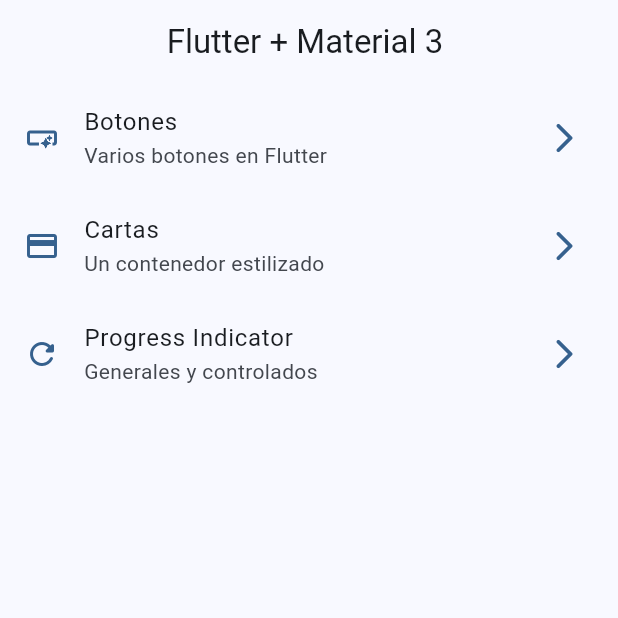
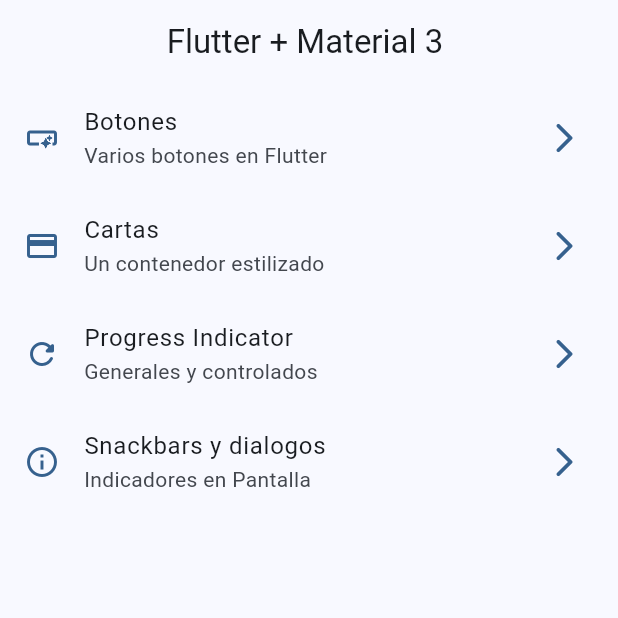
Before and after one commit to joelGabriel7/flutter-widget-app, a Flutter app: the screen it shows after launch, on a phone screen of 412 x 824 dp, the top half of it. Run offline on Flutter 3.47's test engine with Material 3 defaults, Android fonts, the phone set to English and light mode, and no system bars; our stand-ins replace go_router.

Commit message:
Snackbars y Dialogo terminados

```diff
--- a/lib/config/menu/menu_item.dart
+++ b/lib/config/menu/menu_item.dart
@@ -35,5 +35,12 @@ const appMenuItems = <MenuItem>[
       icon: Icons.refresh_rounded
    ),
 
+  MenuItem(
+      title: 'Snackbars y dialogos',
+      subTitle: 'Indicadores en Pantalla',
+      link: "/snackbars",
+      icon: Icons.info_outline
+   ),
+
 
 ];
--- a/lib/config/router/app_router.dart
+++ b/lib/config/router/app_router.dart
@@ -28,7 +28,12 @@ final appRouter = GoRouter(
       path: '/progress',
       name: ProgressScreen.name,
       builder: (context, state) => const ProgressScreen(),
+    ),
 
+    GoRoute(
+      path: '/snackbars',
+      name: SnackBarScreen.name,
+      builder: (context, state) => const SnackBarScreen(),
     ),
   ],
 );
--- a/lib/main.dart
+++ b/lib/main.dart
@@ -12,6 +12,7 @@ class MainApp extends StatelessWidget {
   @override
   Widget build(BuildContext context) {
     return MaterialApp.router(
+      title: 'Flutter Widgets',
       routerConfig: appRouter,
       debugShowCheckedModeBanner:false ,
       theme: AppTheme(selectedColor: 1).getTheme(),
--- a/lib/presentations/screens/progress/progress_screen.dart
+++ b/lib/presentations/screens/progress/progress_screen.dart
@@ -59,7 +59,6 @@ class _ControlledProgresIndicator extends StatelessWidget {
         return (value * 2) / 100;
       }).takeWhile((value) => value < 100),
       builder: (context, snapshot) {
-
         final progressValue = snapshot.data ?? 0;
 
         return Padding(
```
Also changed, not shown: lib/presentations/screens/snackbar/snackbar_screen.dart (+55 -1 lines).
